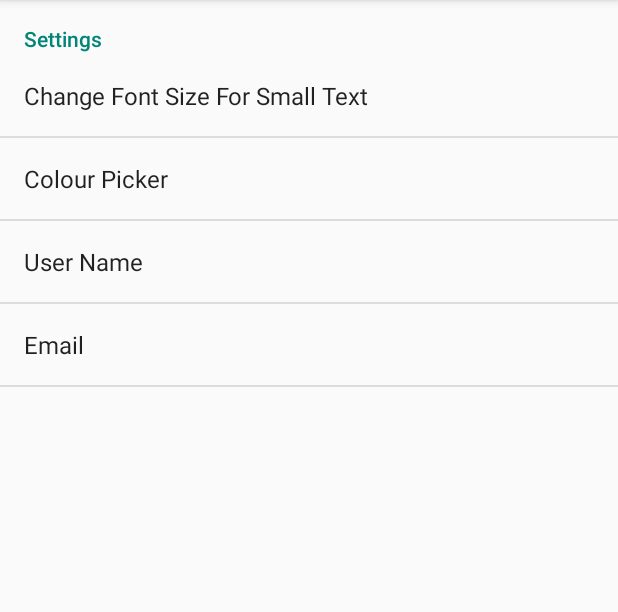
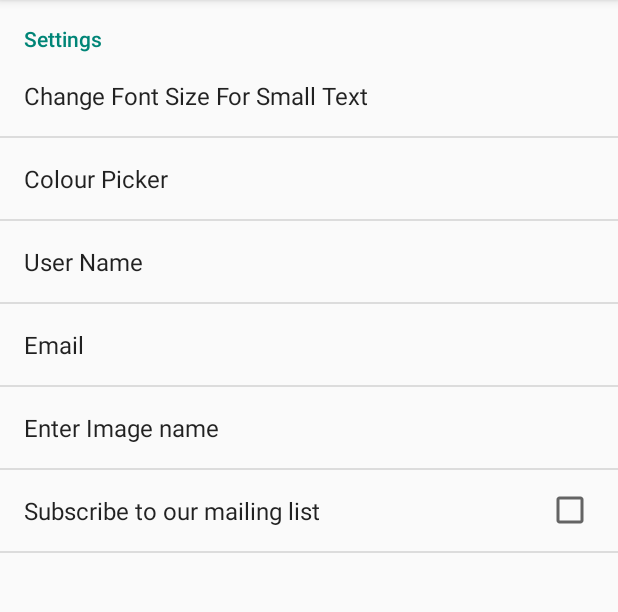
Before and after one commit to connor48236/Mobile_App_Development_Final_project_Conax_App-1-, an Android app: the screen it shows after launch (SettingsActivity), in the options menu, after a tap on "Settings", on a phone screen of 412 x 824 dp, the part 84-696 px from its top. Run offline under Robolectric (Android 15) with nearby library versions, the light colour scheme and no system bars; our stand-ins replace navigation-ui.

Commit message:
*Added working colour change and it will also find your name

```diff
--- a/app/src/main/java/com/example/androiddevfinal_conaxapp/MainActivity.java
+++ b/app/src/main/java/com/example/androiddevfinal_conaxapp/MainActivity.java
@@ -1,17 +1,21 @@
 package com.example.androiddevfinal_conaxapp;
 
 import android.content.ClipData;
+import android.content.Context;
 import android.content.Intent;
 import android.content.SharedPreferences;
 import android.graphics.drawable.Drawable;
 import android.os.Bundle;
 import android.preference.PreferenceManager;
+import android.util.AttributeSet;
 import android.view.MenuItem;
 import android.view.MotionEvent;
 import android.view.View;
 import android.view.Menu;
 import android.view.animation.Animation;
 import android.view.animation.AnimationUtils;
+import android.widget.CheckBox;
+import android.widget.ImageView;
 import android.widget.TextView;
 
 import com.google.android.material.floatingactionbutton.FloatingActionButton;
@@ -19,6 +23,7 @@ import com.google.android.material.snackbar.Snackbar;
 import com.google.android.material.navigation.NavigationView;
 
 import androidx.annotation.NonNull;
+import androidx.annotation.Nullable;
 import androidx.navigation.NavController;
 import androidx.navigation.Navigation;
 import androidx.navigation.ui.AppBarConfiguration;
@@ -27,7 +32,11 @@ import androidx.drawerlayout.widget.DrawerLayout;
 import androidx.appcompat.app.AppCompatActivity;
 import androidx.appcompat.widget.Toolbar;
 
+import java.io.File;
+import java.io.IOException;
+import java.io.InputStream;
 import java.net.URL;
+import java.util.zip.Inflater;
 
 public class MainActivity extends AppCompatActivity {
 
@@ -42,44 +51,16 @@ public class MainActivity extends AppCompatActivity {
         SharedPreferences preferences = PreferenceManager.getDefaultSharedPreferences(getApplicationContext());
         //Finds and pulls the colour_picker
         String appColour = preferences.getString("colour_picker", "red_app_colour");
-        Drawable colour = Drawable.createFromPath(appColour);
+        String colour = appColour;
 
-        drawer.setBackground(colour);
+        //gets the id of the drawable
+        int drawId = this.getResources().getIdentifier(colour, "drawable", this.getPackageName());
+        //sets the background of drawer to drawId
+        drawer.setBackground(getDrawable(drawId));
 
-        //Finds and pulls the users name
-//        final String userName = preferences.getString("user_name", "user");
-//
-//        TextView displayUsersName = findViewById(R.id.usersName);
-//
-//        if (userName != null){
-//            displayUsersName.setText(userName);
-//        }else {
-//            displayUsersName.setText("user");
-//        }
 
-        //Switch based on the item the user chooses
+    }
 
-//        switch (appColour) {
-//            case "1":
-//                drawer.setBackground(null);
-//                drawer.setBackground(getDrawable(R.drawable.red_app_colour));
-//                System.out.println("Test");
-//            case "2":
-//                drawer.setBackground(null);
-//                drawer.setBackground(getDrawable(R.drawable.blue_app_colour));
-//                System.out.println("Test");
-//            case "3":
-//                drawer.setBackground(null);
-//                drawer.setBackground(getDrawable(R.drawable.yellow_app_colour));
-//                System.out.println("Test");
-//            case "4":
-//                drawer.setBackground(null);
-//                drawer.setBackground(getDrawable(R.drawable.green_app_colour));
-//                System.out.println("Test");
-//            default:
-//                drawer.setBackground(getDrawable(R.drawable.red_app_colour));
-//        }
-    }
 
     @Override
     protected void onCreate(Bundle savedInstanceState) {
@@ -93,61 +74,23 @@ public class MainActivity extends AppCompatActivity {
         // Passing each menu ID as a set of Ids because each
         // menu should be considered as top level destinations.
         mAppBarConfiguration = new AppBarConfiguration.Builder(
-                R.id.homeFragment, R.id.locationsFragment, R.id.gameHost, R.id.jobsFragment, R.id.settingsFragment, R.id.creditsFragment)
+                R.id.homeFragment, R.id.locationsFragment, R.id.gameHost, R.id.jobsFragment, R.id.creditsFragment)
                 .setDrawerLayout(drawer)
                 .build();
         NavController navController = Navigation.findNavController(this, R.id.nav_host_fragment);
         NavigationUI.setupActionBarWithNavController(this, navController, mAppBarConfiguration);
         NavigationUI.setupWithNavController(navigationView, navController);
 
-        //Localizes the preferences and grabs the one needed based on key
-        SharedPreferences preferences = PreferenceManager.getDefaultSharedPreferences(getApplicationContext());
-        //Finds and pulls the colour_picker
-        String appColour = preferences.getString("colour_picker", "1");
-
-        drawer.setBackground(Drawable.createFromPath("blue_app_colour.xml"));
-
-
-
-
-
-
-//        //Finds and pulls the users name
-//        //final String userName = preferences.getString("user_name", "user");
+//        //Localizes the preferences and grabs the one needed based on key
+//        SharedPreferences preferences = PreferenceManager.getDefaultSharedPreferences(getApplicationContext());
 //
-//        //TextView displayUsersName = findViewById(R.id.usersName);
+//        //Checks for mailing list sub
+//        final Boolean mailingList = preferences.getBoolean("subToMailingList", false);
+//        Boolean checkIfInMailingList = mailingList;
 //
-//        if (userName != null){
-//            displayUsersName.setText(userName);
-//        }else {
-//            displayUsersName.setText("user");
+//        if (checkIfInMailingList.equals(true)){
+//            Snackbar.make(getCurrentFocus(),"You have subscribed to the mailing list", Snackbar.LENGTH_LONG).show();
 //        }
-
-        //Switch based on the item the user chooses
-
-//        switch (appColour) {
-//            case "1":
-//                drawer.setBackground(null);
-//                drawer.setBackground(getDrawable(R.drawable.red_app_colour));
-//                System.out.println("Test");
-//            case "2":
-//                drawer.setBackground(null);
-//                drawer.setBackground(getDrawable(R.drawable.blue_app_colour));
-//                System.out.println("Test");
-//            case "3":
-//                drawer.setBackground(null);
-//                drawer.setBackground(getDrawable(R.drawable.yellow_app_colour));
-//                System.out.println("Test");
-//            case "4":
-//                drawer.setBackground(null);
-//                drawer.setBackground(getDrawable(R.drawable.green_app_colour));
-//                System.out.println("Test");
-//            default:
-//                drawer.setBackground(getDrawable(R.drawable.red_app_colour));
-//        }
-
-
-
     }
 
 
@@ -155,6 +98,29 @@ public class MainActivity extends AppCompatActivity {
     public boolean onCreateOptionsMenu(Menu menu) {
         // Inflate the menu; this adds items to the action bar if it is present.
         getMenuInflater().inflate(R.menu.main, menu);
+
+        //Localizes the preferences and grabs the one needed based on key
+        SharedPreferences preferences = PreferenceManager.getDefaultSharedPreferences(getApplicationContext());
+
+        //Finds and pulls the users name
+        final String userName = preferences.getString("user_name", "user");
+        String nameOfUser = userName;
+
+
+        TextView displayUsersName = findViewById(R.id.usersName);
+        displayUsersName.setText(nameOfUser);
+
+        //Finds and pulls the users image
+        String usersImage = preferences.getString("ImageOfUser", "ic_baseline_tag_faces_24");
+        String stringOfUsersImage = usersImage;
+
+        //Gets the id of the image entered
+        int imgId = this.getResources().getIdentifier(stringOfUsersImage, "drawable", this.getPackageName());
+
+        //Grabs the placement for the users image
+        ImageView imageUser = findViewById(R.id.usersImage);
+        imageUser.setImageResource(imgId);
+
         return true;
     }
 
--- a/app/src/main/res/layout/nav_header_main.xml
+++ b/app/src/main/res/layout/nav_header_main.xml
@@ -14,7 +14,7 @@
     android:theme="@style/ThemeOverlay.AppCompat.Dark">
 
     <ImageView
-        android:id="@+id/imageView"
+        android:id="@+id/usersImage"
         android:layout_width="wrap_content"
         android:layout_height="wrap_content"
         android:contentDescription="@string/nav_header_desc"
--- a/app/src/main/res/menu/activity_main_drawer.xml
+++ b/app/src/main/res/menu/activity_main_drawer.xml
@@ -23,11 +23,6 @@
             android:title="@string/jobs" />
 
         <item
-            android:id="@+id/settingsFragment"
-            android:icon="@drawable/ic_baseline_settings_24"
-            android:title="@string/settings" />
-
-        <item
             android:id="@+id/creditsFragment"
             android:icon="@drawable/ic_baseline_create_24"
             android:title="Credits" />
--- a/app/src/main/res/navigation/mobile_navigation.xml
+++ b/app/src/main/res/navigation/mobile_navigation.xml
@@ -25,11 +25,6 @@
         android:label="Jobs"
         tools:layout="@layout/fragment_jobs" />
     <fragment
-        android:id="@+id/settingsFragment"
-        android:name="com.example.androiddevfinal_conaxapp.fragments.settingsFragment"
-        android:label="settings"
-        tools:layout="@layout/fragment_settings" />
-    <fragment
         android:id="@+id/creditsFragment"
         android:name="com.example.androiddevfinal_conaxapp.fragments.CreditsFragment"
         android:label="@string/credits"
--- a/app/src/main/res/values/arrays.xml
+++ b/app/src/main/res/values/arrays.xml
@@ -22,10 +22,10 @@
     </string-array>
 
     <string-array name="colour_values">
-        <item>R.drawable.red_app_colour</item>
-        <item>R.drawable.blue_app_colour</item>
-        <item>R.drawable.yellow_app_colour</item>
-        <item>R.drawable.green_app_colour</item>
+        <item>red_app_colour</item>
+        <item>blue_app_colour</item>
+        <item>yellow_app_colour</item>
+        <item>green_app_colour</item>
     </string-array>
 
 
--- a/app/src/main/res/values/strings.xml
+++ b/app/src/main/res/values/strings.xml
@@ -35,7 +35,8 @@
     <string name="welcome_back">Welcome Back</string>
     <string name="user">User</string>
     <string name="email">Email</string>
-    <string name="subscribeToOurMailingList">Subscribe to our mailing list to revive all the latest game updates and deals</string>
+    <string name="enterImageName">Enter Image name</string>
+    <string name="subscribeToOurMailingList">Subscribe to our mailing list</string>
 
     <string name="red">Red</string>
     <string name="blue">Blue</string>
--- a/app/src/main/res/xml/preferences.xml
+++ b/app/src/main/res/xml/preferences.xml
@@ -29,5 +29,14 @@
             android:selectAllOnFocus="true"
             android:singleLine="true"
             android:title="@string/email" />
+        <EditTextPreference
+            android:key="imageOfUser"
+            android:selectAllOnFocus="true"
+            android:singleLine="true"
+            android:title="@string/enterImageName" />
+        <CheckBoxPreference
+            android:defaultValue="false"
+            android:key="subToMailingList"
+            android:title="@string/subscribeToOurMailingList" />
     </PreferenceCategory>
 </PreferenceScreen>
```
Also changed, not shown: app/src/main/java/com/example/androiddevfinal_conaxapp/fragments/settingsFragment.java (deleted, +0 -206 lines), app/src/main/res/drawable/ic_baseline_tag_faces_24.xml (added, +10 -0 lines), app/src/main/res/layout/fragment_settings.xml (deleted, +0 -146 lines).
